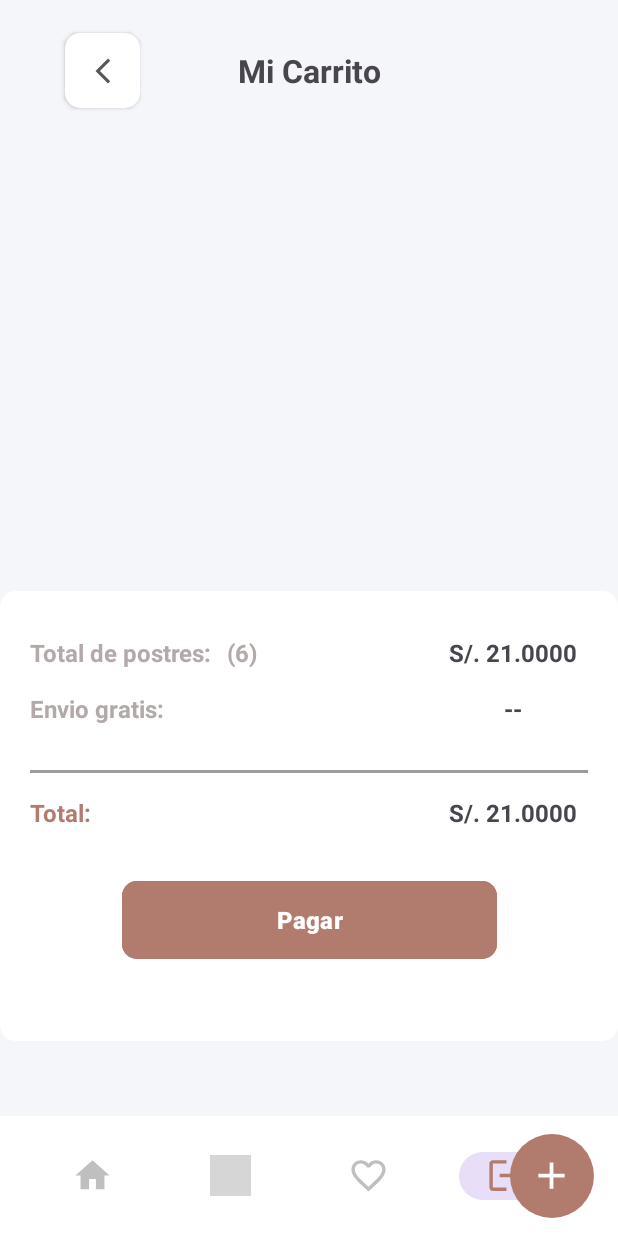
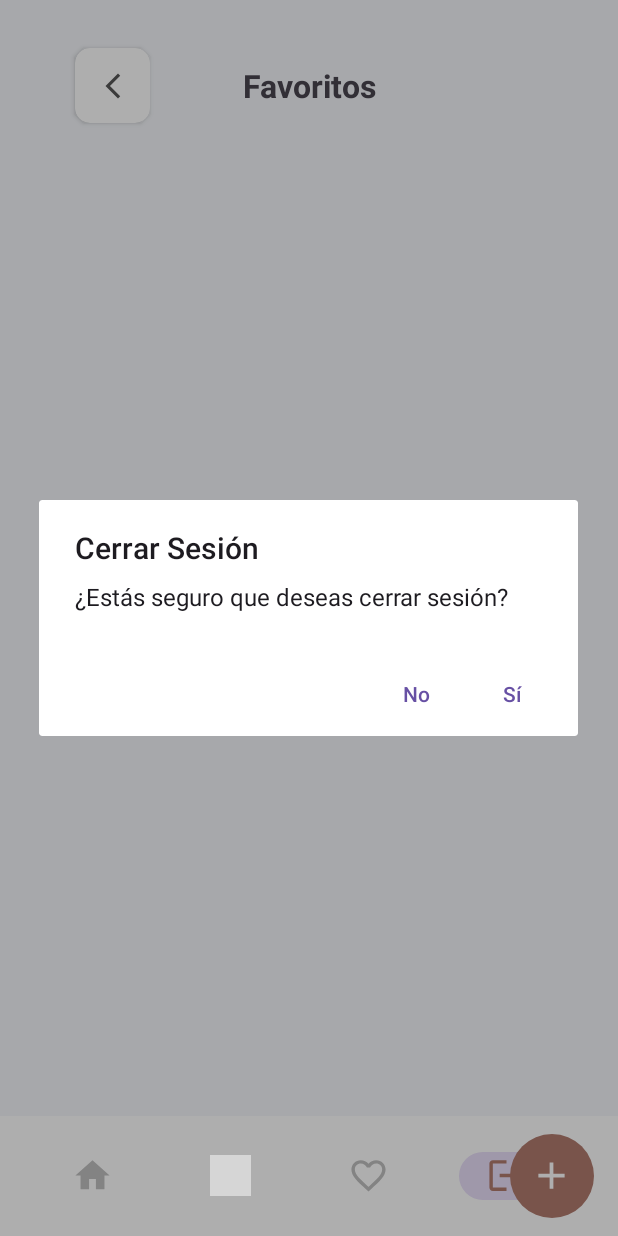
Before and after one commit to Jhieyme/Proyecto_Ecommerce, an Android app: the MainActivity screen opened directly, with no data from a screen before it, item 4 of the bottom bar chosen, on a phone screen of 412 x 824 dp. Run offline under Robolectric (Android 15) with nearby library versions, the phone set to English and light mode, and no system bars; grey boxes are pictures that could not be loaded.

Commit message:
ola socia

```diff
--- a/app/src/main/java/com/ecommerce/MainActivity.kt
+++ b/app/src/main/java/com/ecommerce/MainActivity.kt
@@ -2,6 +2,7 @@
 
 import android.content.Intent
 import android.os.Bundle
+import androidx.appcompat.app.AlertDialog
 import androidx.appcompat.app.AppCompatActivity
 import androidx.fragment.app.Fragment
 import androidx.fragment.app.FragmentManager
@@ -34,6 +35,7 @@
             }
             true
         }
+
         fragmentManager = supportFragmentManager
         openFragment(HomeFragment())
 
@@ -48,18 +50,18 @@
 
 
     private fun showDialogLogout() {
-//        val builder = AlertDialog.Builder(this)
-//        builder.setTitle("Cerrar Sesión")
-//        builder.setMessage("¿Estás seguro que deseas cerrar sesión?")
-//        builder.setPositiveButton("Sí") { dialog, which ->
-//            logout()
-//        }
-//        builder.setNegativeButton("No") { dialog, which ->
-//            dialog.dismiss()
-//        }
-//        builder.show()
+        val builder = AlertDialog.Builder(this)
+        builder.setTitle("Cerrar Sesión")
+        builder.setMessage("¿Estás seguro que deseas cerrar sesión?")
+        builder.setPositiveButton("Sí") { dialog, which ->
+            logout()
+        }
+        builder.setNegativeButton("No") { dialog, which ->
+            dialog.dismiss()
+        }
+        builder.show()
 
-        openFragment(CartFragment())
+
     }
 
     private fun logout() {
--- a/app/src/main/res/layout/fragment_cart.xml
+++ b/app/src/main/res/layout/fragment_cart.xml
@@ -89,20 +89,23 @@
     <LinearLayout
         android:id="@+id/linearLayout16"
         android:layout_width="match_parent"
-        android:layout_height="wrap_content"
-        android:layout_marginBottom="130dp"
+        android:layout_height="380dp"
+
+
         app:layout_constraintBottom_toBottomOf="parent"
         app:layout_constraintEnd_toEndOf="parent"
         app:layout_constraintStart_toStartOf="parent">
 
         <androidx.cardview.widget.CardView
             android:layout_width="match_parent"
-            android:layout_height="300dp"
-            app:cardCornerRadius="10dp">
+            android:layout_height="match_parent"
+            android:layout_marginVertical="4dp"
+            app:cardCornerRadius="20dp">
 
             <androidx.constraintlayout.widget.ConstraintLayout
                 android:layout_width="match_parent"
                 android:layout_height="match_parent"
+                android:layout_marginTop="30dp"
                 android:padding="20dp">
 
 
@@ -110,7 +113,7 @@
                     android:id="@+id/linearLayout12"
                     android:layout_width="match_parent"
                     android:layout_height="wrap_content"
-                    android:layout_marginTop="10dp"
+
                     android:orientation="horizontal"
                     app:layout_constraintEnd_toEndOf="parent"
                     app:layout_constraintStart_toStartOf="parent"
@@ -121,8 +124,7 @@
                         android:layout_height="wrap_content"
                         android:text="Total de postres:"
                         android:textColor="#B1AAA9"
-                        android:textSize="16dp"
-                        android:textStyle="bold" />
+                        android:textSize="18dp" />
 
                     <TextView
                         android:id="@+id/tvQntAll"
@@ -132,15 +134,16 @@
                         android:layout_weight="1"
                         android:text="(6)"
                         android:textColor="#B1AAA9"
-                        android:textSize="16dp"
+                        android:textSize="18dp"
                         android:textStyle="bold" />
 
                     <TextView
                         android:id="@+id/tvTotal"
                         android:layout_width="100dp"
                         android:layout_height="wrap_content"
-                        android:text="S/. 21.0000"
+                        android:text="S/. 185.30"
                         android:textAlignment="center"
+                        android:textColor="@color/orange"
                         android:textSize="16dp"
                         android:textStyle="bold" />
 
@@ -151,8 +154,9 @@
                     android:id="@+id/linearLayout14"
                     android:layout_width="match_parent"
                     android:layout_height="wrap_content"
+                    android:layout_marginTop="5dp"
 
-                    android:layout_marginTop="15dp"
+
                     android:orientation="horizontal"
                     app:layout_constraintEnd_toEndOf="parent"
                     app:layout_constraintStart_toStartOf="parent"
@@ -162,9 +166,9 @@
                         android:layout_width="wrap_content"
                         android:layout_height="wrap_content"
                         android:text="Envio gratis:"
+
                         android:textColor="#B1AAA9"
-                        android:textSize="16dp"
-                        android:textStyle="bold" />
+                        android:textSize="18dp" />
 
                     <TextView
                         android:layout_width="0dp"
@@ -181,18 +185,19 @@
                         android:layout_height="wrap_content"
                         android:text="--"
                         android:textAlignment="center"
-                        android:textSize="16dp"
-                        android:textStyle="bold" />
+                        android:textSize="16dp" />
 
 
                 </LinearLayout>
 
-                <View
+                <TextView
                     android:id="@+id/view"
                     android:layout_width="match_parent"
-                    android:layout_height="2dp"
-                    android:layout_marginTop="30dp"
-                    android:background="#9D9A99"
+                    android:layout_height="0dp"
+                    android:text=" - - - - - - - - - - - - - - - - - - - - - - - - - - - - - - - - -"
+                    android:textAlignment="center"
+                    android:textColor="#9D9A99"
+                    android:textSize="20dp"
                     app:layout_constraintEnd_toEndOf="parent"
                     app:layout_constraintStart_toStartOf="parent"
                     app:layout_constraintTop_toBottomOf="@+id/linearLayout14" />
@@ -202,7 +207,7 @@
                     android:id="@+id/linearLayout15"
                     android:layout_width="match_parent"
                     android:layout_height="wrap_content"
-                    android:layout_marginTop="15dp"
+                    android:layout_marginTop="5dp"
                     android:orientation="horizontal"
                     app:layout_constraintEnd_toEndOf="parent"
                     app:layout_constraintStart_toStartOf="parent"
@@ -230,8 +235,9 @@
                         android:id="@+id/tvTotalCart"
                         android:layout_width="100dp"
                         android:layout_height="wrap_content"
-                        android:text="S/. 21.0000"
+                        android:text="S/. 185.30"
                         android:textAlignment="center"
+                        android:textColor="@color/orange"
                         android:textSize="16dp"
                         android:textStyle="bold" />
 
@@ -241,16 +247,16 @@
 
                 <com.google.android.material.button.MaterialButton
                     android:id="@+id/btnPay"
-                    android:layout_width="250dp"
+                    android:layout_width="350dp"
                     android:layout_height="60dp"
                     android:backgroundTint="@color/orange"
                     android:text="Pagar"
                     android:textAllCaps="false"
                     android:textColor="@color/white"
-                    android:textSize="16dp"
+                    android:textSize="21dp"
                     android:textStyle="bold"
                     app:cornerRadius="10dp"
-                    app:layout_constraintBottom_toBottomOf="parent"
+                  android:layout_marginTop="20dp"
                     app:layout_constraintEnd_toEndOf="parent"
                     app:layout_constraintStart_toStartOf="parent"
                     app:layout_constraintTop_toBottomOf="@+id/linearLayout15" />
--- a/app/src/main/res/layout/fragment_favorites.xml
+++ b/app/src/main/res/layout/fragment_favorites.xml
@@ -6,28 +6,29 @@
     android:layout_height="match_parent"
     android:padding="10dp">
 
-    <TextView
-        android:id="@+id/textView2"
-        android:layout_width="wrap_content"
+    <LinearLayout
+        android:id="@+id/linearLayout9"
+        android:layout_width="match_parent"
         android:layout_height="wrap_content"
-        android:layout_marginStart="8dp"
-        android:text="Favoritos"
-        android:textColor="#99000000"
-        android:textSize="21dp"
-        android:textStyle="bold"
-        app:layout_constraintBottom_toTopOf="@+id/linearLayout8"
-        app:layout_constraintStart_toEndOf="@+id/card"
-        app:layout_constraintTop_toTopOf="parent"
-        app:layout_constraintVertical_bias="0.204" />
+        android:gravity="center"
+        app:layout_constraintEnd_toEndOf="parent"
+        app:layout_constraintStart_toStartOf="parent"
+        app:layout_constraintTop_toTopOf="parent">
+
+
+        <LinearLayout
+            android:layout_width="0dp"
+            android:layout_height="wrap_content"
+            android:layout_gravity="center"
+            android:layout_weight="1"
+            android:gravity="center">
 
             <androidx.cardview.widget.CardView
-        android:id="@+id/card"
                 android:layout_width="50dp"
                 android:layout_height="50dp"
                 android:layout_gravity="center"
-        android:layout_margin="25dp"
-        app:cardCornerRadius="10dp"
-        tools:ignore="MissingConstraints">
+                android:layout_margin="22dp"
+                app:cardCornerRadius="10dp">
 
                 <ImageButton
                     android:id="@+id/btn_back"
@@ -39,17 +40,35 @@
                     android:src="@drawable/ic_back"
                     app:layout_constraintEnd_toEndOf="parent"
                     app:layout_constraintTop_toTopOf="parent" />
+
+
             </androidx.cardview.widget.CardView>
+        </LinearLayout>
+
+
+        <TextView
+            android:layout_width="0dp"
+            android:layout_height="wrap_content"
+            android:layout_weight="1"
+            android:text="Favoritos"
+            android:textAlignment="center"
+            android:textSize="21dp"
+            android:textStyle="bold" />
+
+        <LinearLayout
+            android:layout_width="0dp"
+            android:layout_height="wrap_content"
+            android:layout_weight="1" />
+    </LinearLayout>
 
     <LinearLayout
         android:id="@+id/linearLayout8"
         android:layout_width="match_parent"
         android:layout_height="0dp"
-        android:layout_marginTop="18dp"
         app:layout_constraintBottom_toBottomOf="parent"
         app:layout_constraintEnd_toEndOf="parent"
         app:layout_constraintStart_toStartOf="parent"
-        app:layout_constraintTop_toBottomOf="@+id/card">
+        app:layout_constraintTop_toBottomOf="@+id/linearLayout9">
 
 
         <androidx.recyclerview.widget.RecyclerView
--- a/app/src/main/res/layout/item_cart.xml
+++ b/app/src/main/res/layout/item_cart.xml
@@ -78,7 +78,7 @@
                             android:layout_width="match_parent"
                             android:layout_height="wrap_content"
                             android:layout_marginTop="5dp"
-                            android:text="Precio Producto"
+                            android:text="S/. 12.00"
                             android:textColor="@color/orange"
                             android:textStyle="bold" />
                     </LinearLayout>
--- a/app/src/main/res/layout/item_category.xml
+++ b/app/src/main/res/layout/item_category.xml
@@ -29,6 +29,7 @@
             android:layout_height="wrap_content"
             android:layout_marginVertical="10dp"
             android:text="Bread"
+            android:textStyle="bold"
             android:textAlignment="center"
             app:layout_constraintBottom_toBottomOf="parent"
             app:layout_constraintEnd_toEndOf="parent"
```
Also changed, not shown: app/src/main/java/com/ecommerce/Fragments/CartFragment.kt (+8 -2 lines), app/src/main/java/com/ecommerce/Fragments/DetailFragment.kt (+8 -2 lines), app/src/main/res/layout/fragment_payment.xml (+4 -4 lines). Lines whose indentation alone changed are shown as unchanged.
